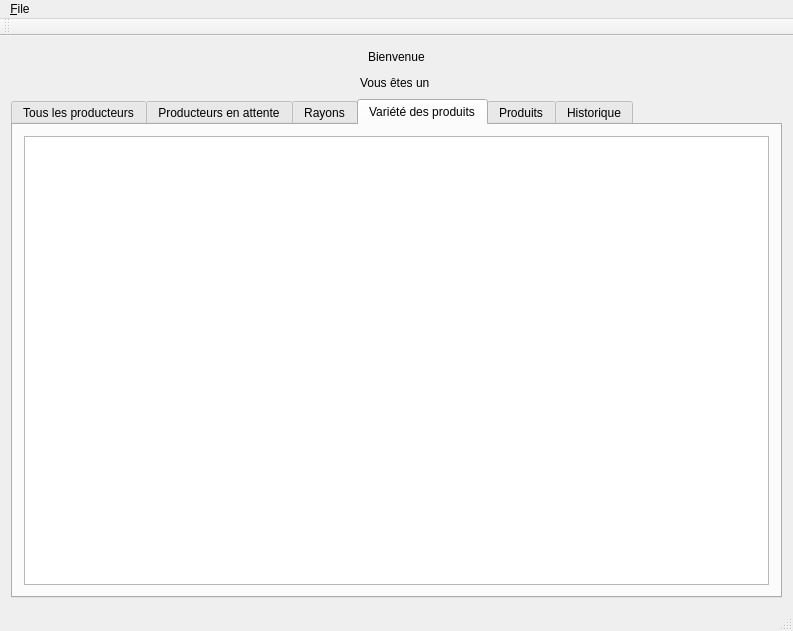
Old version of the form mainwindow.ui in the repository kevinall05/gestionProjetAgriculture.
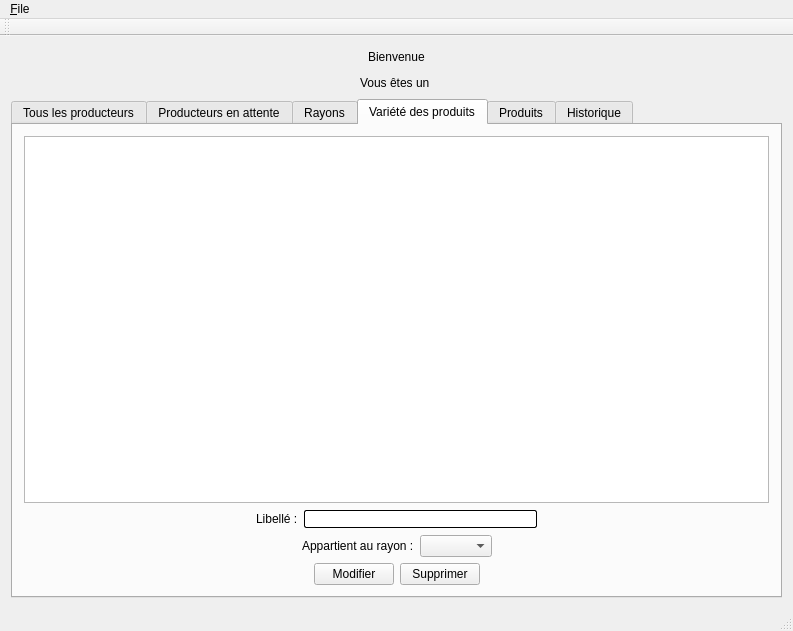
New version of the form. The open tabs and pages were chosen to show the change.

```diff
--- a/mainwindow.ui
+++ b/mainwindow.ui
@@ -10,6 +10,11 @@
     <height>631</height>
    </rect>
   </property>
+  <property name="font">
+   <font>
+    <family>Dingbats</family>
+   </font>
+  </property>
   <property name="focusPolicy">
    <enum>Qt::TabFocus</enum>
   </property>
@@ -101,7 +106,10 @@
     <item>
      <widget class="QTabWidget" name="tabWidget">
       <property name="currentIndex">
-       <number>5</number>
+       <number>3</number>
+      </property>
+      <property name="tabsClosable">
+       <bool>false</bool>
       </property>
       <property name="tabBarAutoHide">
        <bool>false</bool>
@@ -508,6 +516,130 @@
           </attribute>
          </widget>
         </item>
+        <item>
+         <layout class="QHBoxLayout" name="horizontalLayout_14">
+          <item>
+           <spacer name="horizontalSpacer_28">
+            <property name="orientation">
+             <enum>Qt::Horizontal</enum>
+            </property>
+            <property name="sizeHint" stdset="0">
+             <size>
+              <width>40</width>
+              <height>20</height>
+             </size>
+            </property>
+           </spacer>
+          </item>
+          <item>
+           <widget class="QLabel" name="label_8">
+            <property name="text">
+             <string>Libellé :</string>
+            </property>
+           </widget>
+          </item>
+          <item>
+           <widget class="QLineEdit" name="lineEditVariete"/>
+          </item>
+          <item>
+           <spacer name="horizontalSpacer_27">
+            <property name="orientation">
+             <enum>Qt::Horizontal</enum>
+            </property>
+            <property name="sizeHint" stdset="0">
+             <size>
+              <width>40</width>
+              <height>20</height>
+             </size>
+            </property>
+           </spacer>
+          </item>
+         </layout>
+        </item>
+        <item>
+         <layout class="QHBoxLayout" name="horizontalLayout_13">
+          <item>
+           <spacer name="horizontalSpacer_26">
+            <property name="orientation">
+             <enum>Qt::Horizontal</enum>
+            </property>
+            <property name="sizeHint" stdset="0">
+             <size>
+              <width>40</width>
+              <height>20</height>
+             </size>
+            </property>
+           </spacer>
+          </item>
+          <item>
+           <widget class="QLabel" name="label_7">
+            <property name="text">
+             <string>Appartient au rayon :</string>
+            </property>
+           </widget>
+          </item>
+          <item>
+           <widget class="QComboBox" name="comboBoxVarieteRayon"/>
+          </item>
+          <item>
+           <spacer name="horizontalSpacer_25">
+            <property name="orientation">
+             <enum>Qt::Horizontal</enum>
+            </property>
+            <property name="sizeHint" stdset="0">
+             <size>
+              <width>40</width>
+              <height>20</height>
+             </size>
+            </property>
+           </spacer>
+          </item>
+         </layout>
+        </item>
+        <item>
+         <layout class="QHBoxLayout" name="horizontalLayout_12">
+          <item>
+           <spacer name="horizontalSpacer_24">
+            <property name="orientation">
+             <enum>Qt::Horizontal</enum>
+            </property>
+            <property name="sizeHint" stdset="0">
+             <size>
+              <width>40</width>
+              <height>20</height>
+             </size>
+            </property>
+           </spacer>
+          </item>
+          <item>
+           <widget class="QPushButton" name="pushButtonModifVariete">
+            <property name="text">
+             <string>Modifier</string>
+            </property>
+           </widget>
+          </item>
+          <item>
+           <widget class="QPushButton" name="pushButtonSupprVariete">
+            <property name="text">
+             <string>Supprimer</string>
+            </property>
+           </widget>
+          </item>
+          <item>
+           <spacer name="horizontalSpacer_23">
+            <property name="orientation">
+             <enum>Qt::Horizontal</enum>
+            </property>
+            <property name="sizeHint" stdset="0">
+             <size>
+              <width>40</width>
+              <height>20</height>
+             </size>
+            </property>
+           </spacer>
+          </item>
+         </layout>
+        </item>
        </layout>
       </widget>
       <widget class="QWidget" name="tabProduits">
```
Left out of the diff: 63 changed lines with no effect on the pictures.
